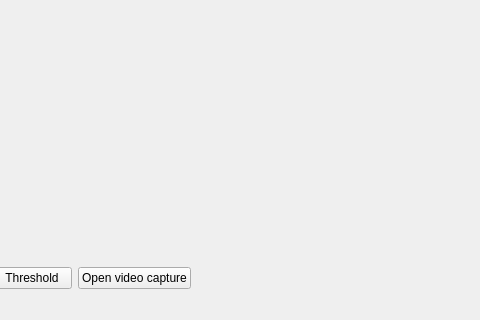
Before: the Qt Designer form data/qt/MainWindow.ui in gstiebler/vision_workbench, drawn with Qt 5; both pictures show x 189 to 669 and y 593 to 913 of the 1008 by 913 pixel window.
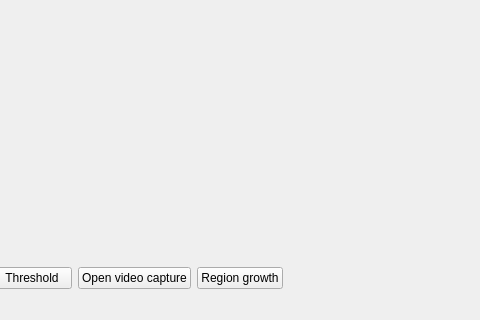
After: the same form once the commit is applied.

Commit message: Showing region growth window

Patch:
```diff
--- a/data/qt/MainWindow.ui
+++ b/data/qt/MainWindow.ui
@@ -89,6 +89,13 @@
         </property>
        </widget>
       </item>
+      <item>
+       <widget class="QPushButton" name="regionGrowthWindowButton">
+        <property name="text">
+         <string>Region growth</string>
+        </property>
+       </widget>
+      </item>
       <item>
        <spacer name="horizontalSpacer">
         <property name="orientation">
```
The commit also changes 5 other files.
